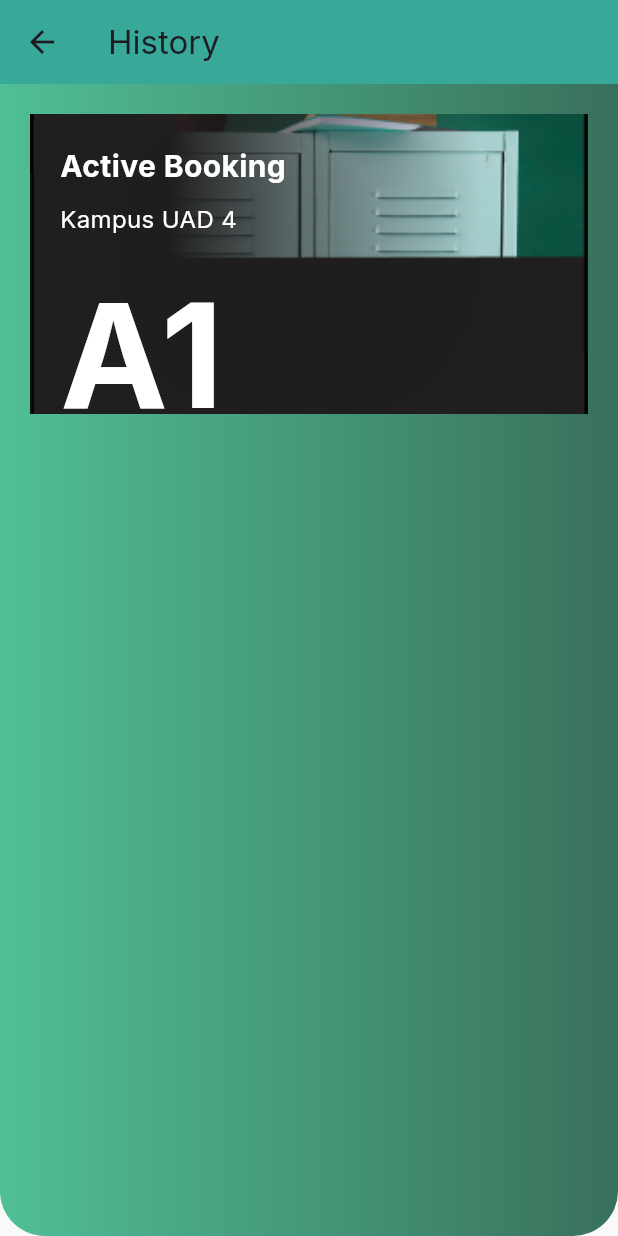
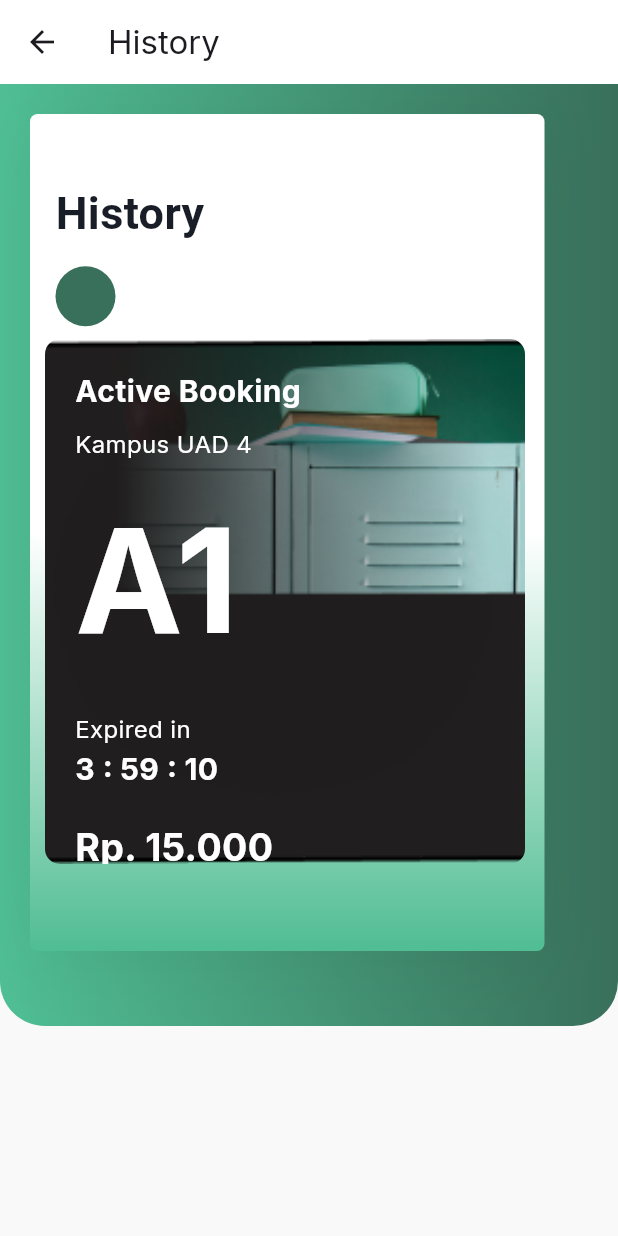
Before and after one commit to imamsmdraa/DPSI_SmartLocker, a Flutter app: the HistoryScreen screen opened by its route, on a phone screen of 412 x 824 dp. Run offline on Flutter 3.47's test engine with Material 3 defaults, Android fonts, the phone set to English and light mode, and no system bars; our stand-ins replace google_fonts; Roboto replaces fonts that are missing (DM Sans).

Commit message:
palisa nanti dibenerin lg

```diff
--- a/lib/screens/register/history.dart
+++ b/lib/screens/register/history.dart
@@ -1,7 +1,7 @@
 import 'package:flutter/material.dart';
 
 void main() {
-  runApp(const MaterialApp(home: HistoryScreen())); // Membungkus dengan MaterialApp
+  runApp(const MaterialApp(home: HistoryScreen()));
 }
 
 class HistoryScreen extends StatelessWidget {
@@ -12,15 +12,15 @@ class HistoryScreen extends StatelessWidget {
     return Scaffold(
       appBar: AppBar(
         title: const Text('History'),
-        backgroundColor: const Color(0xFF38A898), // Sesuaikan warna
+        backgroundColor: const Color.fromARGB(255, 255, 255, 255),
       ),
       body: Column(
         children: [
           Expanded(
             child: Container(
               width: double.infinity,
-              decoration: BoxDecoration(color: const Color(0xFFF9F9F9)),
-              child: ProfileUser(),
+              decoration: const BoxDecoration(color: Color(0xFFF9F9F9)),
+              child: const ProfileUser(),
             ),
           ),
         ],
@@ -34,41 +34,125 @@ class ProfileUser extends StatelessWidget {
 
   @override
   Widget build(BuildContext context) {
-    return Container(
+    return SingleChildScrollView(
+      child: Container(
         width: double.infinity,
         padding: const EdgeInsets.all(20),
-      decoration: BoxDecoration(
+        decoration: const BoxDecoration(
           gradient: LinearGradient(
             colors: [
-            const Color(0xFF50BF95),
-            const Color(0xFF39705B),
+              Color(0xFF50BF95),
+              Color(0xFF39705B),
             ],
           ),
-        borderRadius: const BorderRadius.vertical(bottom: Radius.circular(30)),
+          borderRadius: BorderRadius.vertical(bottom: Radius.circular(30)),
         ),
         child: Column(
           crossAxisAlignment: CrossAxisAlignment.start,
           children: [
-          Stack(
-            alignment: Alignment.center,
+            // Container Putih Besar (Gradient + History Title + Active Booking)
+            Container(
+              width: 343,
+              height: 558,
+              child: Stack(
+                children: [
+                  // Background Gradient Putih
+                  Positioned(
+                    left: 0,
+                    top: 0,
+                    child: Container(
+                      width: 343,
+                      height: 558,
+                      decoration: ShapeDecoration(
+                        gradient: const LinearGradient(
+                          begin: Alignment(0.50, -0.00),
+                          end: Alignment(0.50, 1.00),
+                          colors: [Colors.white, Color(0xFF50BD93)],
+                        ),
+                        shape: RoundedRectangleBorder(
+                          borderRadius: BorderRadius.circular(5),
+                        ),
+                        shadows: const [
+                          BoxShadow(
+                            color: Color(0x0F000000),
+                            blurRadius: 44,
+                            offset: Offset(0, 4),
+                            spreadRadius: 0,
+                          )
+                        ],
+                      ),
+                    ),
+                  ),
+                  // Title dan Elemen
+                  Positioned(
+                    left: 17,
+                    top: 31.55,
+                    child: Column(
+                      crossAxisAlignment: CrossAxisAlignment.start,
+                      children: [
+                        Transform.rotate(
+                          angle: 1.57,
+                          child: const SizedBox(
+                            width: 15,
+                            height: 25,
+                            child: Stack(),
+                          ),
+                        ),
+                        const Text(
+                          'History',
+                          style: TextStyle(
+                            color: Color(0xFF181D27),
+                            fontSize: 30,
+                            fontFamily: 'DM Sans',
+                            fontWeight: FontWeight.w700,
+                            height: 0.65,
+                          ),
+                        ),
+                        const SizedBox(height: 25),
+                        Container(
+                          width: 40,
+                          height: 40,
+                          decoration: const ShapeDecoration(
+                            color: Color(0xFF39705B),
+                            shape: OvalBorder(),
+                          ),
+                        ),
+                        const SizedBox(height: 25),
+                        const SizedBox(
+                          width: 20,
+                          height: 20,
+                          child: Stack(),
+                        ),
+                      ],
+                    ),
+                  ),
+                  // Active Booking di dalam container putih
+                  Positioned(
+                    left: 10,
+                    top: 150,
+                    child: Container(
+                      width: 320,
+                      height: 350,
+                      child: Stack(
                         children: [
                           Container(
                             width: double.infinity,
-                height: 200,
-                decoration: BoxDecoration(
+                            height: double.infinity,
+                            decoration: const BoxDecoration(
                               image: DecorationImage(
-                    image: AssetImage('assets/images/history.png'), // Path to your image
+                                image: AssetImage('assets/images/history.png'),
                                 fit: BoxFit.cover,
                               ),
+                              borderRadius: BorderRadius.all(Radius.circular(10)),
                             ),
                           ),
-              Positioned(
-                top: 20, // Adjust the position as needed
-                left: 20, // Adjust the position as needed
+                          const Positioned(
+                            top: 20,
+                            left: 20,
                             child: Column(
                               crossAxisAlignment: CrossAxisAlignment.start,
                               children: [
-                    const Text(
+                                Text(
                                   'Active Booking',
                                   style: TextStyle(
                                     fontSize: 20,
@@ -76,13 +160,13 @@ class ProfileUser extends StatelessWidget {
                                     color: Colors.white,
                                   ),
                                 ),
-                    const SizedBox(height: 10),
-                    const Text(
+                                SizedBox(height: 10),
+                                Text(
                                   'Kampus UAD 4',
                                   style: TextStyle(fontSize: 16, color: Colors.white),
                                 ),
-                    const SizedBox(height: 10),
-                    const Text(
+                                SizedBox(height: 10),
+                                Text(
                                   'A1',
                                   style: TextStyle(
                                     fontSize: 96,
@@ -90,12 +174,12 @@ class ProfileUser extends StatelessWidget {
                                     color: Colors.white,
                                   ),
                                 ),
-                    const SizedBox(height: 20),
-                    const Text(
+                                SizedBox(height: 20),
+                                Text(
                                   'Expired in',
                                   style: TextStyle(fontSize: 16, color: Colors.white),
                                 ),
-                    const Text(
+                                Text(
                                   '3 : 59 : 10',
                                   style: TextStyle(
                                     fontSize: 20,
@@ -103,8 +187,8 @@ class ProfileUser extends StatelessWidget {
                                     color: Colors.white,
                                   ),
                                 ),
-                    const SizedBox(height: 20),
-                    const Text(
+                                SizedBox(height: 20),
+                                Text(
                                   'Rp. 15.000',
                                   style: TextStyle(
                                     fontSize: 25,
@@ -117,7 +201,15 @@ class ProfileUser extends StatelessWidget {
                           ),
                         ],
                       ),
+                    ),
+                  ),
                 ],
+              ),
+            ),
+
+            const SizedBox(height: 30), // Jarak dengan bawah
+          ],
+        ),
       ),
     );
   }
```
Lines whose indentation alone changed are shown as unchanged.
